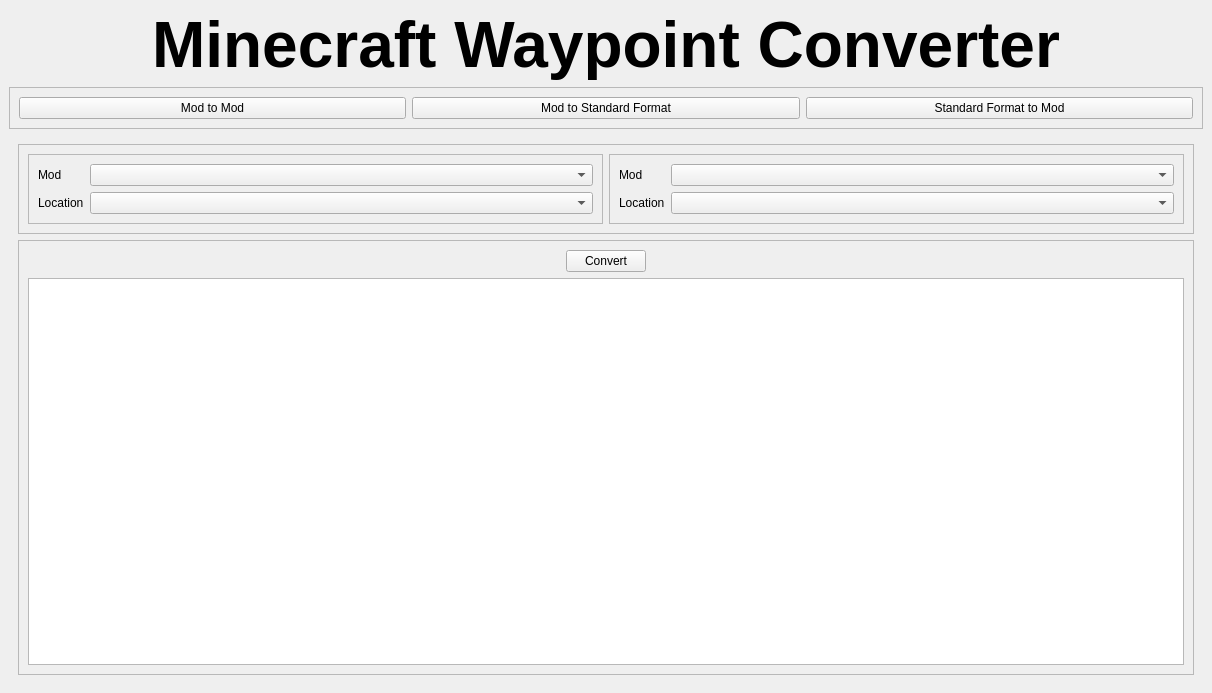
Old version of the form minecraft-waypoint-converter/frontend/MinecraftWaypointConverterMainWindow.ui in the repository danilo-montes-code/Minecraft-Waypoint-Converter.
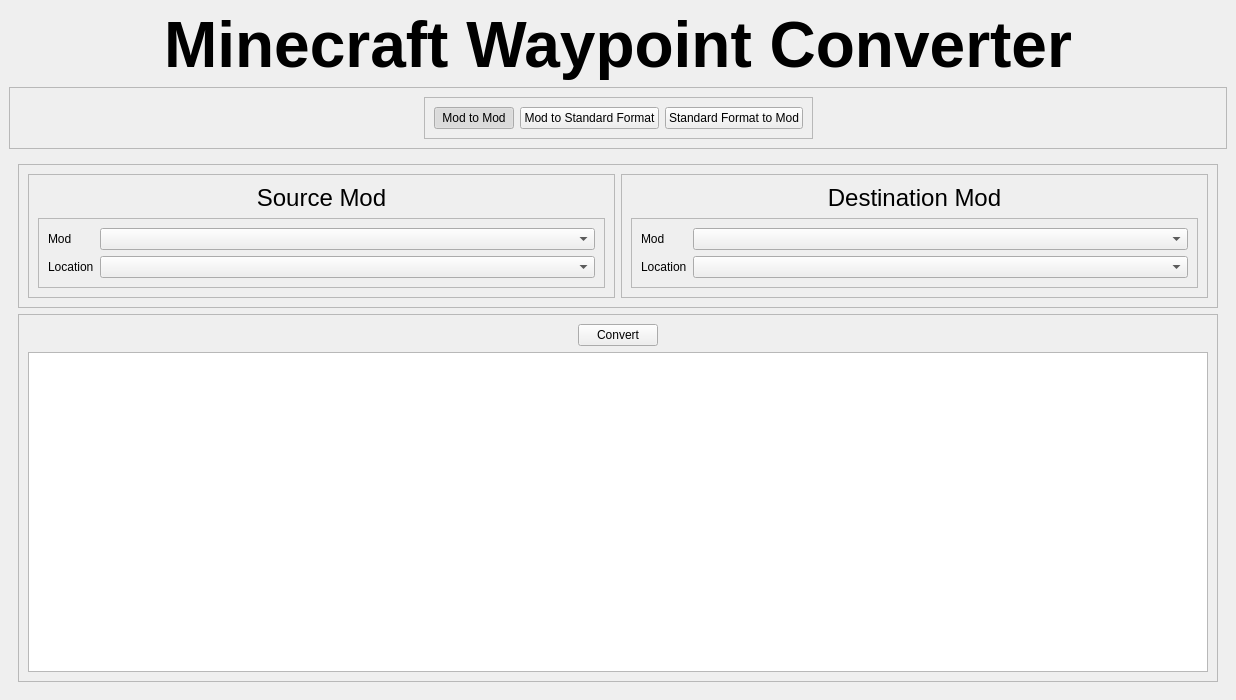
New version of the form.

The edit to the form file:
```diff
--- a/minecraft-waypoint-converter/frontend/MinecraftWaypointConverterMainWindow.ui
+++ b/minecraft-waypoint-converter/frontend/MinecraftWaypointConverterMainWindow.ui
@@ -6,18 +6,24 @@
    <rect>
     <x>0</x>
     <y>0</y>
-    <width>1212</width>
-    <height>693</height>
+    <width>1236</width>
+    <height>700</height>
    </rect>
   </property>
+  <property name="sizePolicy">
+   <sizepolicy hsizetype="Fixed" vsizetype="Fixed">
+    <horstretch>0</horstretch>
+    <verstretch>0</verstretch>
+   </sizepolicy>
+  </property>
   <property name="windowTitle">
-   <string>MainWindow</string>
+   <string>MinecraftWaypointConverter</string>
   </property>
   <widget class="QWidget" name="centralwidget">
    <property name="layoutDirection">
     <enum>Qt::LayoutDirection::LeftToRight</enum>
    </property>
-   <layout class="QVBoxLayout" name="verticalLayout">
+   <layout class="QVBoxLayout" name="verticalLayout_5">
     <item>
      <widget class="QLabel" name="McWCTitle">
       <property name="font">
@@ -35,6 +41,28 @@
      </widget>
     </item>
     <item>
+     <widget class="QFrame" name="McWCTabButtonsSpacer">
+      <property name="frameShape">
+       <enum>QFrame::Shape::StyledPanel</enum>
+      </property>
+      <property name="frameShadow">
+       <enum>QFrame::Shadow::Raised</enum>
+      </property>
+      <layout class="QHBoxLayout" name="horizontalLayout_3">
+       <item>
+        <spacer name="horizontalSpacer_2">
+         <property name="orientation">
+          <enum>Qt::Orientation::Horizontal</enum>
+         </property>
+         <property name="sizeHint" stdset="0">
+          <size>
+           <width>400</width>
+           <height>20</height>
+          </size>
+         </property>
+        </spacer>
+       </item>
+       <item>
      <widget class="QFrame" name="McWCTabButtons">
       <property name="frameShape">
        <enum>QFrame::Shape::StyledPanel</enum>
@@ -42,12 +70,18 @@
       <property name="frameShadow">
        <enum>QFrame::Shadow::Raised</enum>
       </property>
-      <layout class="QHBoxLayout" name="horizontalLayout">
+         <layout class="QHBoxLayout">
        <item>
         <widget class="QPushButton" name="ModtoModTabButton">
          <property name="text">
           <string>Mod to Mod</string>
          </property>
+            <property name="checkable">
+             <bool>true</bool>
+            </property>
+            <property name="checked">
+             <bool>true</bool>
+            </property>
         </widget>
        </item>
        <item>
@@ -55,6 +89,9 @@
          <property name="text">
           <string>Mod to Standard Format</string>
          </property>
+            <property name="checkable">
+             <bool>true</bool>
+            </property>
         </widget>
        </item>
        <item>
@@ -62,13 +99,38 @@
          <property name="text">
           <string>Standard Format to Mod</string>
          </property>
-        </widget>
+            <property name="checkable">
+             <bool>true</bool>
+            </property>
+            <property name="autoRepeat">
+             <bool>false</bool>
+            </property>
+           </widget>
+          </item>
+         </layout>
+        </widget>
+       </item>
+       <item>
+        <spacer name="horizontalSpacer">
+         <property name="orientation">
+          <enum>Qt::Orientation::Horizontal</enum>
+         </property>
+         <property name="sizeHint" stdset="0">
+          <size>
+           <width>400</width>
+           <height>20</height>
+          </size>
+         </property>
+        </spacer>
        </item>
       </layout>
      </widget>
     </item>
     <item>
      <widget class="QStackedWidget" name="McWCTabs">
+      <property name="frameShape">
+       <enum>QFrame::Shape::NoFrame</enum>
+      </property>
       <widget class="QWidget" name="ModtoModPage">
        <layout class="QVBoxLayout" name="verticalLayout_3">
         <item>
@@ -88,6 +150,33 @@
              <property name="frameShadow">
               <enum>QFrame::Shadow::Raised</enum>
              </property>
+             <layout class="QVBoxLayout" name="verticalLayout">
+              <item>
+               <widget class="QLabel" name="SourceModTitle">
+                <property name="font">
+                 <font>
+                  <pointsize>18</pointsize>
+                 </font>
+                </property>
+                <property name="layoutDirection">
+                 <enum>Qt::LayoutDirection::LeftToRight</enum>
+                </property>
+                <property name="text">
+                 <string>Source Mod</string>
+                </property>
+                <property name="alignment">
+                 <set>Qt::AlignmentFlag::AlignCenter</set>
+                </property>
+               </widget>
+              </item>
+              <item>
+               <widget class="QFrame" name="SourceModOptionsFrame">
+                <property name="frameShape">
+                 <enum>QFrame::Shape::StyledPanel</enum>
+                </property>
+                <property name="frameShadow">
+                 <enum>QFrame::Shadow::Raised</enum>
+                </property>
              <layout class="QFormLayout" name="formLayout">
               <item row="0" column="0">
                <widget class="QLabel" name="SourceModLabel">
@@ -119,9 +208,6 @@
                 </item>
                </widget>
               </item>
-              <item row="1" column="1">
-               <widget class="QComboBox" name="SourceLocationComboBox"/>
-              </item>
               <item row="1" column="0">
                <widget class="QLabel" name="SourceLocationLabel">
                 <property name="text">
@@ -132,6 +218,12 @@
                 </property>
                </widget>
               </item>
+                 <item row="1" column="1">
+                  <widget class="QComboBox" name="SourceLocationComboBox"/>
+                 </item>
+                </layout>
+               </widget>
+              </item>
              </layout>
             </widget>
            </item>
@@ -143,22 +235,46 @@
              <property name="frameShadow">
               <enum>QFrame::Shadow::Raised</enum>
              </property>
+             <layout class="QVBoxLayout" name="verticalLayout_4">
+              <item>
+               <widget class="QLabel" name="DestinationModTitle">
+                <property name="font">
+                 <font>
+                  <pointsize>18</pointsize>
+                 </font>
+                </property>
+                <property name="text">
+                 <string>Destination Mod</string>
+                </property>
+                <property name="alignment">
+                 <set>Qt::AlignmentFlag::AlignCenter</set>
+                </property>
+               </widget>
+              </item>
+              <item>
+               <widget class="QFrame" name="DestinationModOptionsFrame">
+                <property name="frameShape">
+                 <enum>QFrame::Shape::StyledPanel</enum>
+                </property>
+                <property name="frameShadow">
+                 <enum>QFrame::Shadow::Raised</enum>
+                </property>
              <layout class="QFormLayout" name="formLayout_2">
-              <item row="0" column="0">
-               <widget class="QLabel" name="DestinationModLabel">
-                <property name="text">
-                 <string>Mod</string>
-                </property>
-                <property name="buddy">
-                 <cstring>DestinationModComboBox</cstring>
-                </property>
-               </widget>
-              </item>
               <item row="0" column="1">
                <widget class="QComboBox" name="DestinationModComboBox">
                 <property name="placeholderText">
                  <string>Choose mod...</string>
                 </property>
+                   <item>
+                    <property name="text">
+                     <string>Lunar Client</string>
+                    </property>
+                   </item>
+                   <item>
+                    <property name="text">
+                     <string>Xaero's Minimap</string>
+                    </property>
+                   </item>
                </widget>
               </item>
               <item row="1" column="0">
@@ -174,6 +290,19 @@
               <item row="1" column="1">
                <widget class="QComboBox" name="DestinationLocationComboBox"/>
               </item>
+                 <item row="0" column="0">
+                  <widget class="QLabel" name="DestinationModLabel">
+                   <property name="text">
+                    <string>Mod</string>
+                   </property>
+                   <property name="buddy">
+                    <cstring>DestinationModComboBox</cstring>
+                   </property>
+                  </widget>
+                 </item>
+                </layout>
+               </widget>
+              </item>
              </layout>
             </widget>
            </item>
```
Left out of the diff: 27 changed lines with no effect on the pictures. Lines whose indentation alone changed are shown as unchanged.
